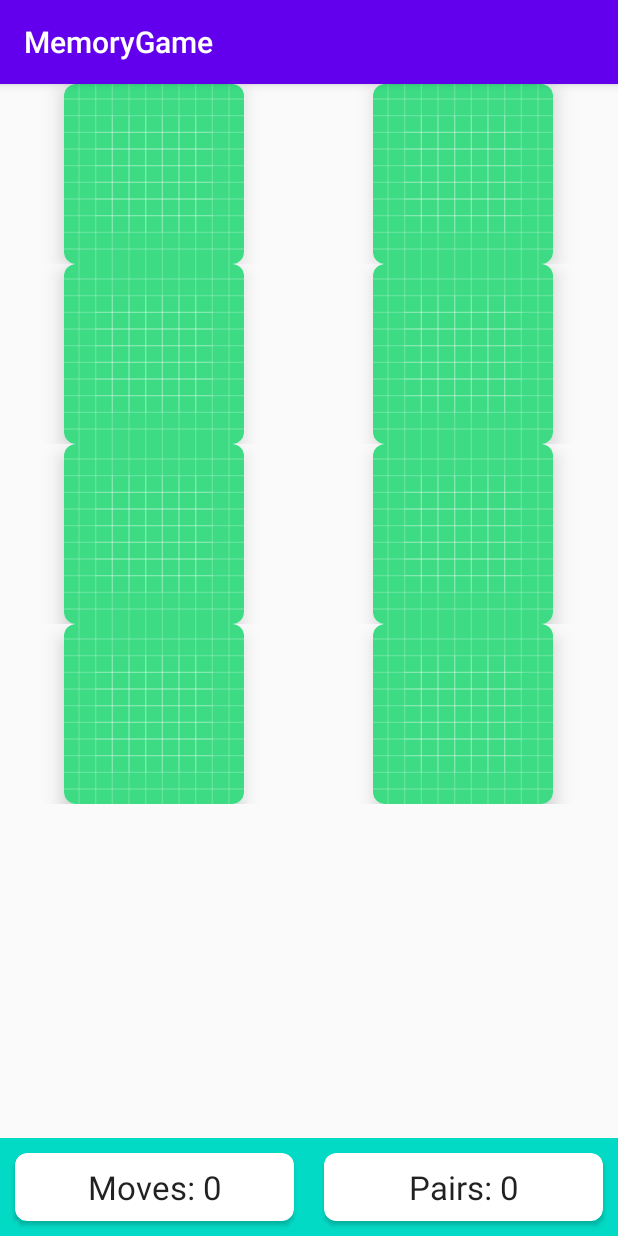
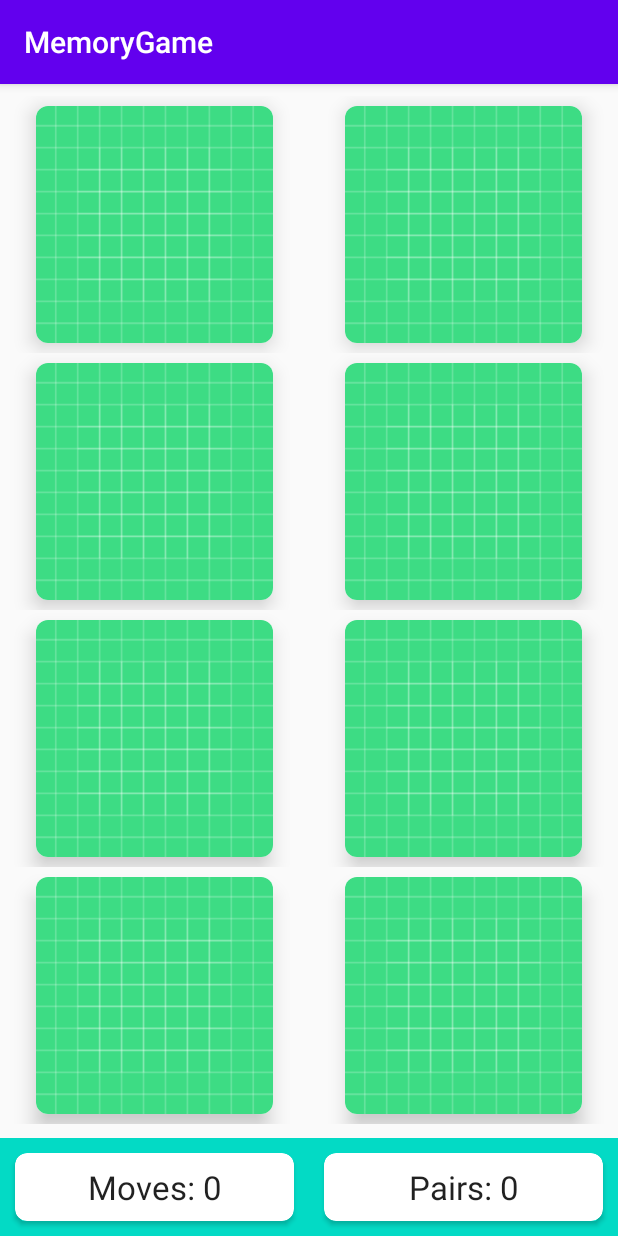
Before and after one commit to fsampson30/MemoryGame, an Android app: the screen it shows after launch (MainActivity), on a phone screen of 412 x 824 dp. Run offline under Robolectric (Android 15) with nearby library versions, the phone set to English and light mode, and no system bars.

```diff
--- a/app/src/main/java/com/sampson/memorygame/MainActivity.kt
+++ b/app/src/main/java/com/sampson/memorygame/MainActivity.kt
@@ -2,15 +2,26 @@ package com.sampson.memorygame
 
 import androidx.appcompat.app.AppCompatActivity
 import android.os.Bundle
+import android.util.Log
 import android.widget.TextView
 import androidx.recyclerview.widget.GridLayoutManager
 import androidx.recyclerview.widget.RecyclerView
+import com.sampson.memorygame.models.BoardSize
+import com.sampson.memorygame.models.MemoryCard
+import com.sampson.memorygame.models.MemoryGame
+import com.sampson.memorygame.utils.DEFAULT_ICONS
 
 class MainActivity : AppCompatActivity() {
+
+    companion object{
+        private const val TAG = "MainActivity"
+    }
 
     private lateinit var recyclerBoard : RecyclerView
     private lateinit var txtMoves : TextView
     private lateinit var txtPairs : TextView
+
+    private var boardSize : BoardSize = BoardSize.EASY
 
     override fun onCreate(savedInstanceState: Bundle?) {
         super.onCreate(savedInstanceState)
@@ -20,9 +31,17 @@ class MainActivity : AppCompatActivity() {
         txtMoves = findViewById(R.id.txtMoves)
         txtPairs = findViewById(R.id.txtPairs)
 
-        recyclerBoard.adapter = MemoryBoardAdapter(this,8)
+        val memoryGame = MemoryGame(boardSize)
+        recyclerBoard.adapter = MemoryBoardAdapter(this,boardSize, memoryGame.cards, object : MemoryBoardAdapter.CardClickListener{
+            override fun onCardClicked(position: Int) {
+                Log.i(TAG, "Card Clicked $position")
+            }
+
+        })
+
+
         recyclerBoard.setHasFixedSize(true)
-        recyclerBoard.layoutManager = GridLayoutManager(this, 2)
+        recyclerBoard.layoutManager = GridLayoutManager(this, boardSize.getWidth())
 
     }
 }
--- a/app/src/main/java/com/sampson/memorygame/MemoryBoardAdapter.kt
+++ b/app/src/main/java/com/sampson/memorygame/MemoryBoardAdapter.kt
@@ -1,29 +1,64 @@
 package com.sampson.memorygame
 
 import android.content.Context
+import android.util.Log
 import android.view.LayoutInflater
 import android.view.View
 import android.view.ViewGroup
+import android.widget.ImageButton
+import androidx.cardview.widget.CardView
 import androidx.recyclerview.widget.RecyclerView
+import com.sampson.memorygame.models.BoardSize
+import com.sampson.memorygame.models.MemoryCard
+import kotlin.math.min
 
-class MemoryBoardAdapter(private val context: Context, private val numPieces: Int) :
+class MemoryBoardAdapter(
+    private val context: Context,
+    private val boardSize: BoardSize,
+    private val cards: List<MemoryCard>,
+    private val cardClickListener: CardClickListener
+) :
     RecyclerView.Adapter<MemoryBoardAdapter.ViewHolder>() {
 
-    inner class ViewHolder(itemView: View) : RecyclerView.ViewHolder(itemView) {
-        fun bind(position: Int) {
-            //
-        }
+    companion object {
+        private const val MARGIN_SIZE = 10
+        private const val TAG = "MemoryBoardAdapter"
+    }
+
+    interface CardClickListener {
+        fun onCardClicked(position: Int)
     }
 
     override fun onCreateViewHolder(parent: ViewGroup, viewType: Int): ViewHolder {
-        val view = LayoutInflater.from(context).inflate(R.layout.memory_card,parent,false)
+        val cardWidth = parent.width / boardSize.getWidth() - (2 * MARGIN_SIZE)
+        val cardHeight = parent.height / boardSize.getHeight() - (2 * MARGIN_SIZE)
+        val cardSideLength = min(cardWidth, cardHeight)
+        val view = LayoutInflater.from(context).inflate(R.layout.memory_card, parent, false)
+        val layoutParams =
+            view.findViewById<CardView>(R.id.cardView).layoutParams as ViewGroup.MarginLayoutParams
+        layoutParams.width = cardSideLength
+        layoutParams.height = cardSideLength
+        layoutParams.setMargins(MARGIN_SIZE, MARGIN_SIZE, MARGIN_SIZE, MARGIN_SIZE)
         return ViewHolder(view)
     }
 
-    override fun getItemCount() = numPieces
+    override fun getItemCount() = boardSize.numCards
 
     override fun onBindViewHolder(holder: ViewHolder, position: Int) {
         holder.bind(position)
     }
 
+    inner class ViewHolder(itemView: View) : RecyclerView.ViewHolder(itemView) {
+        private val imageButton = itemView.findViewById<ImageButton>(R.id.imageButton)
+        fun bind(position: Int) {
+            val memoryCard = cards[position]
+            imageButton.setImageResource(if (memoryCard.isFaceUp) memoryCard.identifier else R.drawable.ic_launcher_background)
+
+            imageButton.setOnClickListener {
+                Log.i(TAG, "Click on position $position")
+                cardClickListener.onCardClicked(position)
+            }
+        }
+    }
+
 }
--- /dev/null
+++ b/app/src/main/java/com/sampson/memorygame/models/BoardSize.kt
@@ -0,0 +1,23 @@
+package com.sampson.memorygame.models
+
+enum class BoardSize(val numCards: Int) {
+    EASY(8),
+    MEDIUM(18),
+    HARD(24);
+
+    fun getWidth(): Int {
+        return when (this) {
+            EASY -> 2
+            MEDIUM -> 3
+            HARD -> 4
+        }
+    }
+
+    fun getHeight(): Int {
+        return numCards / getWidth()
+    }
+
+    fun getNumPairs(): Int {
+        return numCards / 2
+    }
+}
--- /dev/null
+++ b/app/src/main/java/com/sampson/memorygame/models/MemoryCard.kt
@@ -0,0 +1,7 @@
+package com.sampson.memorygame.models
+
+data class MemoryCard(
+    val identifier: Int,
+    var isFaceUp: Boolean = false,
+    var isMatched: Boolean = false
+)
--- /dev/null
+++ b/app/src/main/java/com/sampson/memorygame/models/MemoryGame.kt
@@ -0,0 +1,15 @@
+package com.sampson.memorygame.models
+
+import com.sampson.memorygame.utils.DEFAULT_ICONS
+
+class MemoryGame(private val boardSize: BoardSize) {
+    val cards: List<MemoryCard>
+    val numPairsFound = 0
+
+    init {
+        val chosenImages =  DEFAULT_ICONS.shuffled().take(boardSize.getNumPairs())
+        val randomizedImages = (chosenImages + chosenImages).shuffled()
+        cards = randomizedImages.map { MemoryCard(it) }
+    }
+
+}
--- /dev/null
+++ b/app/src/main/java/com/sampson/memorygame/utils/Constants.kt
@@ -0,0 +1,19 @@
+package com.sampson.memorygame.utils
+
+import com.sampson.memorygame.R
+
+val DEFAULT_ICONS = listOf(
+    R.drawable.ic_face,
+    R.drawable.ic_flower,
+    R.drawable.ic_gift,
+    R.drawable.ic_heart,
+    R.drawable.ic_home,
+    R.drawable.ic_lightning,
+    R.drawable.ic_bed,
+    R.drawable.ic_plane,
+    R.drawable.ic_school,
+    R.drawable.ic_send,
+    R.drawable.ic_star,
+    R.drawable.ic_work
+
+)
--- /dev/null
+++ b/app/src/main/res/drawable/ic_bed.xml
@@ -0,0 +1,5 @@
+<vector android:height="24dp" android:tint="#FFFF00"
+    android:viewportHeight="24" android:viewportWidth="24"
+    android:width="24dp" xmlns:android="http://schemas.android.com/apk/res/android">
+    <path android:fillColor="@android:color/white" android:pathData="M20,12c0,-1.1 -0.9,-2 -2,-2V7c0,-1.1 -0.9,-2 -2,-2H8C6.9,5 6,5.9 6,7v3c-1.1,0 -2,0.9 -2,2v5h1.33L6,19h1l0.67,-2h8.67L17,19h1l0.67,-2H20V12zM16,10h-3V7h3V10zM8,7h3v3H8V7zM6,12h12v3H6V12z"/>
+</vector>
--- /dev/null
+++ b/app/src/main/res/drawable/ic_face.xml
@@ -0,0 +1,5 @@
+<vector android:height="24dp" android:tint="#FF0000"
+    android:viewportHeight="24" android:viewportWidth="24"
+    android:width="24dp" xmlns:android="http://schemas.android.com/apk/res/android">
+    <path android:fillColor="@android:color/white" android:pathData="M9,11.75c-0.69,0 -1.25,0.56 -1.25,1.25s0.56,1.25 1.25,1.25 1.25,-0.56 1.25,-1.25 -0.56,-1.25 -1.25,-1.25zM15,11.75c-0.69,0 -1.25,0.56 -1.25,1.25s0.56,1.25 1.25,1.25 1.25,-0.56 1.25,-1.25 -0.56,-1.25 -1.25,-1.25zM12,2C6.48,2 2,6.48 2,12s4.48,10 10,10 10,-4.48 10,-10S17.52,2 12,2zM12,20c-4.41,0 -8,-3.59 -8,-8 0,-0.29 0.02,-0.58 0.05,-0.86 2.36,-1.05 4.23,-2.98 5.21,-5.37C11.07,8.33 14.05,10 17.42,10c0.78,0 1.53,-0.09 2.25,-0.26 0.21,0.71 0.33,1.47 0.33,2.26 0,4.41 -3.59,8 -8,8z"/>
+</vector>
--- /dev/null
+++ b/app/src/main/res/drawable/ic_flower.xml
@@ -0,0 +1,5 @@
+<vector android:height="24dp" android:tint="#00FF00"
+    android:viewportHeight="24" android:viewportWidth="24"
+    android:width="24dp" xmlns:android="http://schemas.android.com/apk/res/android">
+    <path android:fillColor="@android:color/white" android:pathData="M12,22c4.97,0 9,-4.03 9,-9 -4.97,0 -9,4.03 -9,9zM5.6,10.25c0,1.38 1.12,2.5 2.5,2.5 0.53,0 1.01,-0.16 1.42,-0.44l-0.02,0.19c0,1.38 1.12,2.5 2.5,2.5s2.5,-1.12 2.5,-2.5l-0.02,-0.19c0.4,0.28 0.89,0.44 1.42,0.44 1.38,0 2.5,-1.12 2.5,-2.5 0,-1 -0.59,-1.85 -1.43,-2.25 0.84,-0.4 1.43,-1.25 1.43,-2.25 0,-1.38 -1.12,-2.5 -2.5,-2.5 -0.53,0 -1.01,0.16 -1.42,0.44l0.02,-0.19C14.5,2.12 13.38,1 12,1S9.5,2.12 9.5,3.5l0.02,0.19c-0.4,-0.28 -0.89,-0.44 -1.42,-0.44 -1.38,0 -2.5,1.12 -2.5,2.5 0,1 0.59,1.85 1.43,2.25 -0.84,0.4 -1.43,1.25 -1.43,2.25zM12,5.5c1.38,0 2.5,1.12 2.5,2.5s-1.12,2.5 -2.5,2.5S9.5,9.38 9.5,8s1.12,-2.5 2.5,-2.5zM3,13c0,4.97 4.03,9 9,9 0,-4.97 -4.03,-9 -9,-9z"/>
+</vector>
--- /dev/null
+++ b/app/src/main/res/drawable/ic_gift.xml
@@ -0,0 +1,5 @@
+<vector android:height="24dp" android:tint="#0000FF"
+    android:viewportHeight="24" android:viewportWidth="24"
+    android:width="24dp" xmlns:android="http://schemas.android.com/apk/res/android">
+    <path android:fillColor="@android:color/white" android:pathData="M20,6h-2.18c0.11,-0.31 0.18,-0.65 0.18,-1 0,-1.66 -1.34,-3 -3,-3 -1.05,0 -1.96,0.54 -2.5,1.35l-0.5,0.67 -0.5,-0.68C10.96,2.54 10.05,2 9,2 7.34,2 6,3.34 6,5c0,0.35 0.07,0.69 0.18,1L4,6c-1.11,0 -1.99,0.89 -1.99,2L2,19c0,1.11 0.89,2 2,2h16c1.11,0 2,-0.89 2,-2L22,8c0,-1.11 -0.89,-2 -2,-2zM15,4c0.55,0 1,0.45 1,1s-0.45,1 -1,1 -1,-0.45 -1,-1 0.45,-1 1,-1zM9,4c0.55,0 1,0.45 1,1s-0.45,1 -1,1 -1,-0.45 -1,-1 0.45,-1 1,-1zM20,19L4,19v-2h16v2zM20,14L4,14L4,8h5.08L7,10.83 8.62,12 11,8.76l1,-1.36 1,1.36L15.38,12 17,10.83 14.92,8L20,8v6z"/>
+</vector>
--- /dev/null
+++ b/app/src/main/res/drawable/ic_heart.xml
@@ -0,0 +1,5 @@
+<vector android:height="24dp" android:tint="#800000"
+    android:viewportHeight="24" android:viewportWidth="24"
+    android:width="24dp" xmlns:android="http://schemas.android.com/apk/res/android">
+    <path android:fillColor="@android:color/white" android:pathData="M12,21.35l-1.45,-1.32C5.4,15.36 2,12.28 2,8.5 2,5.42 4.42,3 7.5,3c1.74,0 3.41,0.81 4.5,2.09C13.09,3.81 14.76,3 16.5,3 19.58,3 22,5.42 22,8.5c0,3.78 -3.4,6.86 -8.55,11.54L12,21.35z"/>
+</vector>
--- /dev/null
+++ b/app/src/main/res/drawable/ic_home.xml
@@ -0,0 +1,5 @@
+<vector android:height="24dp" android:tint="#008000"
+    android:viewportHeight="24" android:viewportWidth="24"
+    android:width="24dp" xmlns:android="http://schemas.android.com/apk/res/android">
+    <path android:fillColor="@android:color/white" android:pathData="M10,20v-6h4v6h5v-8h3L12,3 2,12h3v8z"/>
+</vector>
--- /dev/null
+++ b/app/src/main/res/drawable/ic_lightning.xml
@@ -0,0 +1,5 @@
+<vector android:height="24dp" android:tint="#000080"
+    android:viewportHeight="24" android:viewportWidth="24"
+    android:width="24dp" xmlns:android="http://schemas.android.com/apk/res/android">
+    <path android:fillColor="@android:color/white" android:pathData="M7,2v11h3v9l7,-12h-4l4,-8z"/>
+</vector>
--- /dev/null
+++ b/app/src/main/res/drawable/ic_plane.xml
@@ -0,0 +1,5 @@
+<vector android:height="24dp" android:tint="#FF00FF"
+    android:viewportHeight="24" android:viewportWidth="24"
+    android:width="24dp" xmlns:android="http://schemas.android.com/apk/res/android">
+    <path android:fillColor="@android:color/white" android:pathData="M21,16v-2l-8,-5V3.5c0,-0.83 -0.67,-1.5 -1.5,-1.5S10,2.67 10,3.5V9l-8,5v2l8,-2.5V19l-2,1.5V22l3.5,-1 3.5,1v-1.5L13,19v-5.5l8,2.5z"/>
+</vector>
--- /dev/null
+++ b/app/src/main/res/drawable/ic_school.xml
@@ -0,0 +1,5 @@
+<vector android:height="24dp" android:tint="#00FFFF"
+    android:viewportHeight="24" android:viewportWidth="24"
+    android:width="24dp" xmlns:android="http://schemas.android.com/apk/res/android">
+    <path android:fillColor="@android:color/white" android:pathData="M5,13.18v4L12,21l7,-3.82v-4L12,17l-7,-3.82zM12,3L1,9l11,6 9,-4.91V17h2V9L12,3z"/>
+</vector>
--- /dev/null
+++ b/app/src/main/res/drawable/ic_send.xml
@@ -0,0 +1,5 @@
+<vector android:height="24dp" android:tint="#8000FF"
+    android:viewportHeight="24" android:viewportWidth="24"
+    android:width="24dp" xmlns:android="http://schemas.android.com/apk/res/android">
+    <path android:fillColor="@android:color/white" android:pathData="M2.01,21L23,12 2.01,3 2,10l15,2 -15,2z"/>
+</vector>
--- /dev/null
+++ b/app/src/main/res/drawable/ic_star.xml
@@ -0,0 +1,5 @@
+<vector android:height="24dp" android:tint="#FF8000"
+    android:viewportHeight="24" android:viewportWidth="24"
+    android:width="24dp" xmlns:android="http://schemas.android.com/apk/res/android">
+    <path android:fillColor="@android:color/white" android:pathData="M12,17.27L18.18,21l-1.64,-7.03L22,9.24l-7.19,-0.61L12,2 9.19,8.63 2,9.24l5.46,4.73L5.82,21z"/>
+</vector>
--- /dev/null
+++ b/app/src/main/res/drawable/ic_work.xml
@@ -0,0 +1,5 @@
+<vector android:height="24dp" android:tint="#808080"
+    android:viewportHeight="24" android:viewportWidth="24"
+    android:width="24dp" xmlns:android="http://schemas.android.com/apk/res/android">
+    <path android:fillColor="@android:color/white" android:pathData="M20,6h-4L16,4c0,-1.11 -0.89,-2 -2,-2h-4c-1.11,0 -2,0.89 -2,2v2L4,6c-1.11,0 -1.99,0.89 -1.99,2L2,19c0,1.11 0.89,2 2,2h16c1.11,0 2,-0.89 2,-2L22,8c0,-1.11 -0.89,-2 -2,-2zM14,6h-4L10,4h4v2z"/>
+</vector>
--- a/app/src/main/res/layout/activity_main.xml
+++ b/app/src/main/res/layout/activity_main.xml
@@ -55,6 +55,9 @@
         android:id="@+id/recyclerBoard"
         android:layout_width="0dp"
         android:layout_height="0dp"
+        android:layout_marginTop="8dp"
+        android:layout_marginBottom="8dp"
+        android:overScrollMode="never"
         app:layout_constraintBottom_toTopOf="@+id/linearLayoutGame"
         app:layout_constraintEnd_toEndOf="parent"
         app:layout_constraintStart_toStartOf="parent"
```
